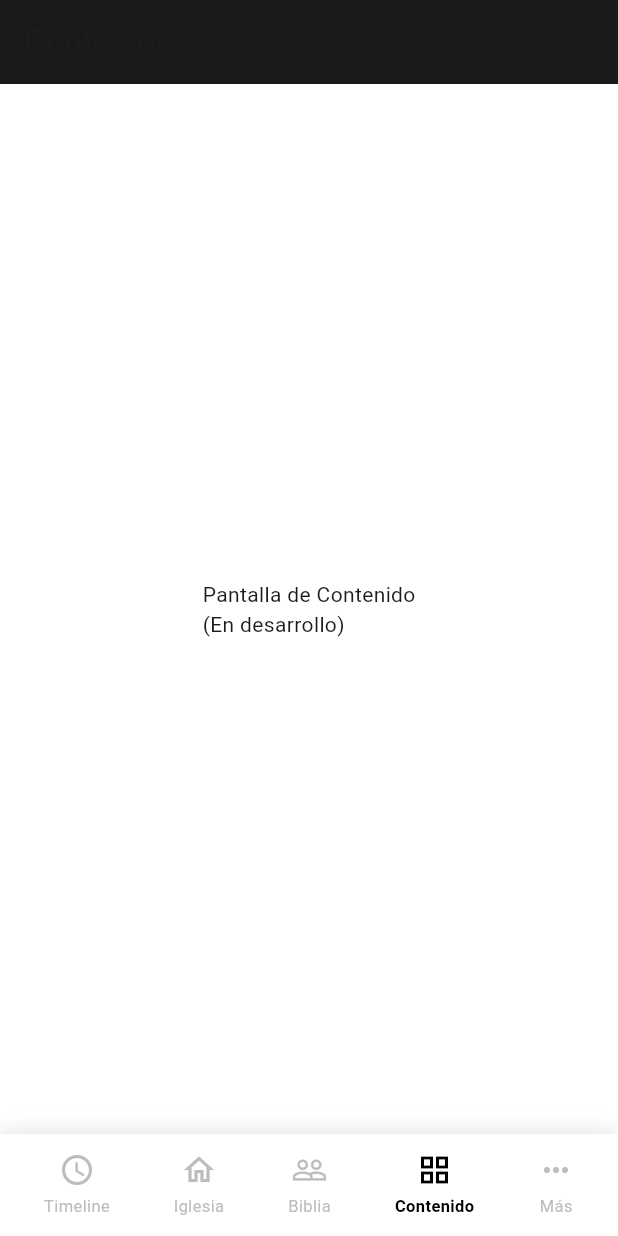
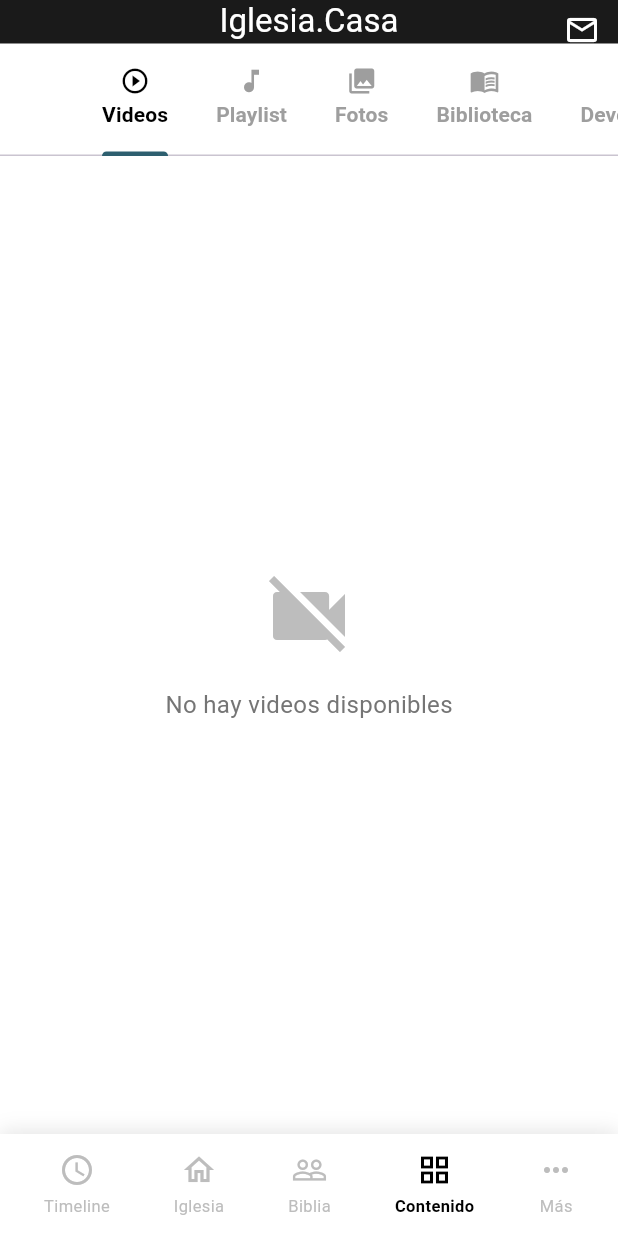
Before and after one commit to GAMR11/app-church, a Flutter app: the screen it shows after launch, item 4 of the bottom bar chosen, on a phone screen of 412 x 824 dp. Run offline on Flutter 3.47's test engine with Material 3 defaults, Android fonts, the phone set to English and light mode, and no system bars; our stand-ins replace cloud_firestore, firebase_core, share_plus; accounts and stored records are empty.

Commit message:
seccion de contenido con videos

```diff
--- /dev/null
+++ b/lib/models/video_model.dart
@@ -0,0 +1,74 @@
+import 'package:cloud_firestore/cloud_firestore.dart';
+
+class Video {
+  final String id;
+  final String titulo;
+  final String? descripcion;
+  final String thumbnailUrl;
+  final String videoUrl;
+  final String categoria; // 'videos', 'playlist', 'devocionales', etc.
+  final DateTime fechaPublicacion;
+  final String? autor;
+  final int? duracion; // en segundos
+  final int visualizaciones;
+  final bool activo;
+
+  Video({
+    required this.id,
+    required this.titulo,
+    this.descripcion,
+    required this.thumbnailUrl,
+    required this.videoUrl,
+    required this.categoria,
+    required this.fechaPublicacion,
+    this.autor,
+    this.duracion,
+    this.visualizaciones = 0,
+    this.activo = true,
+  });
+
+  factory Video.fromFirestore(DocumentSnapshot doc) {
+    Map<String, dynamic> data = doc.data() as Map<String, dynamic>;
+
+    return Video(
+      id: doc.id,
+      titulo: data['titulo'] ?? '',
+      descripcion: data['descripcion'],
+      thumbnailUrl: data['thumbnailUrl'] ?? '',
+      videoUrl: data['videoUrl'] ?? '',
+      categoria: data['categoria'] ?? 'videos',
+      fechaPublicacion: (data['fechaPublicacion'] as Timestamp).toDate(),
+      autor: data['autor'],
+      duracion: data['duracion'],
+      visualizaciones: data['visualizaciones'] ?? 0,
+      activo: data['activo'] ?? true,
+    );
+  }
+
+  Map<String, dynamic> toMap() {
+    return {
+      'titulo': titulo,
+      'descripcion': descripcion,
+      'thumbnailUrl': thumbnailUrl,
+      'videoUrl': videoUrl,
+      'categoria': categoria,
+      'fechaPublicacion': Timestamp.fromDate(fechaPublicacion),
+      'autor': autor,
+      'duracion': duracion,
+      'visualizaciones': visualizaciones,
+      'activo': activo,
+    };
+  }
+
+  // Extraer ID de YouTube desde URL
+  String? get youtubeId {
+    if (videoUrl.contains('youtube.com') || videoUrl.contains('youtu.be')) {
+      final regExp = RegExp(
+        r'(?:youtube\.com\/(?:[^\/]+\/.+\/|(?:v|e(?:mbed)?)\/|.*[?&]v=)|youtu\.be\/)([^"&?\/\s]{11})',
+      );
+      final match = regExp.firstMatch(videoUrl);
+      return match?.group(1);
+    }
+    return null;
+  }
+}
--- a/lib/screens/contenido_screen.dart
+++ b/lib/screens/contenido_screen.dart
@@ -1,21 +1,113 @@
-
-
-// lib/screens/contenido_screen.dart
 import 'package:flutter/material.dart';
+import '../widgets/videos_tab.dart';
+import '../widgets/playlist_tab.dart';
 
 class ContenidoScreen extends StatelessWidget {
   const ContenidoScreen({Key? key}) : super(key: key);
 
   @override
   Widget build(BuildContext context) {
-    return Scaffold(
-      appBar: AppBar(
-        title: const Text('Contenido'),
-        backgroundColor: const Color(0xFF1A1A1A),
-      ),
-      body: const Center(
-        child: Text('Pantalla de Contenido\n(En desarrollo)'),
+    return DefaultTabController(
+      length: 7,
+      child: Scaffold(
+        backgroundColor: Colors.white,
+        appBar: AppBar(
+          backgroundColor: const Color(0xFF1A1A1A),
+          title: const Text(
+            'Iglesia.Casa',
+            style: TextStyle(color: Colors.white),
+          ),
+          centerTitle: true,
+          actions: [
+            IconButton(
+              icon: const Icon(Icons.mail_outline, color: Colors.white),
+              onPressed: () {},
+            ),
+          ],
+          bottom: PreferredSize(
+            preferredSize: const Size.fromHeight(48),
+            child: Container(
+              color: Colors.white,
+              child: TabBar(
+                isScrollable: true,
+                labelColor: Colors.black,
+                unselectedLabelColor: Colors.grey,
+                indicatorColor: const Color(0xFF2D5F6F),
+                indicatorWeight: 3,
+                labelStyle: const TextStyle(
+                  fontWeight: FontWeight.w600,
+                  fontSize: 14,
+                ),
+                tabs: const [
+                  Tab(
+                    icon: Icon(Icons.play_circle_outline, size: 20),
+                    text: 'Videos',
+                  ),
+                  Tab(
+                    icon: Icon(Icons.music_note, size: 20),
+                    text: 'Playlist',
+                  ),
+                  Tab(
+                    icon: Icon(Icons.photo_library, size: 20),
+                    text: 'Fotos',
+                  ),
+                  Tab(
+                    icon: Icon(Icons.menu_book, size: 20),
+                    text: 'Biblioteca',
+                  ),
+                  Tab(
+                    icon: Icon(Icons.wb_sunny, size: 20),
+                    text: 'Devocionales',
+                  ),
+                  Tab(
+                    icon: Icon(Icons.article, size: 20),
+                    text: 'Artículos',
+                  ),
+                  Tab(
+                    icon: Icon(Icons.newspaper, size: 20),
+                    text: 'Noticias',
+                  ),
+                ],
+              ),
+            ),
+          ),
+        ),
+        body: const TabBarView(
+          children: [
+            VideosTab(),
+            PlaylistTab(),
+            _PlaceholderTab(title: 'Fotos'),
+            _PlaceholderTab(title: 'Biblioteca'),
+            _PlaceholderTab(title: 'Devocionales'),
+            _PlaceholderTab(title: 'Artículos'),
+            _PlaceholderTab(title: 'Noticias'),
+          ],
+        ),
       ),
     );
   }
 }
+
+class _PlaceholderTab extends StatelessWidget {
+  final String title;
+
+  const _PlaceholderTab({required this.title});
+
+  @override
+  Widget build(BuildContext context) {
+    return Center(
+      child: Column(
+        mainAxisAlignment: MainAxisAlignment.center,
+        children: [
+          Icon(Icons.construction, size: 64, color: Colors.grey[400]),
+          const SizedBox(height: 16),
+          Text(
+            '$title\n(En desarrollo)',
+            textAlign: TextAlign.center,
+            style: TextStyle(fontSize: 18, color: Colors.grey[600]),
+          ),
+        ],
+      ),
+    );
+  }
+}
--- a/pubspec.yaml
+++ b/pubspec.yaml
@@ -12,6 +12,8 @@ dependencies:
 
   # Agregar para HTTP requests
   http: ^1.2.0
+
+  url_launcher: ^6.2.5
 
   # Firebase
   firebase_core: ^3.6.0
```
Also changed, not shown: lib/services/content_service.dart (added, +38 -0 lines), lib/widgets/playlist_tab.dart (added, +23 -0 lines), lib/widgets/videos_tab.dart (added, +240 -0 lines), pubspec.lock, 1 other file.
